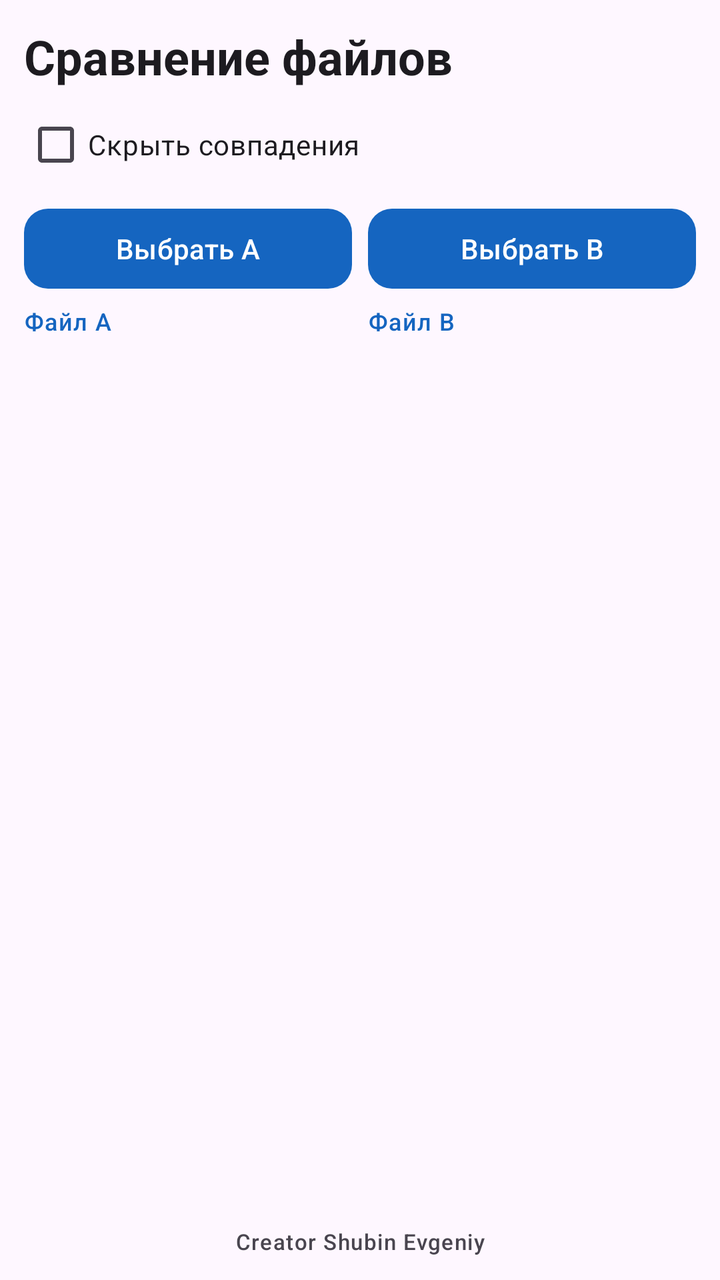
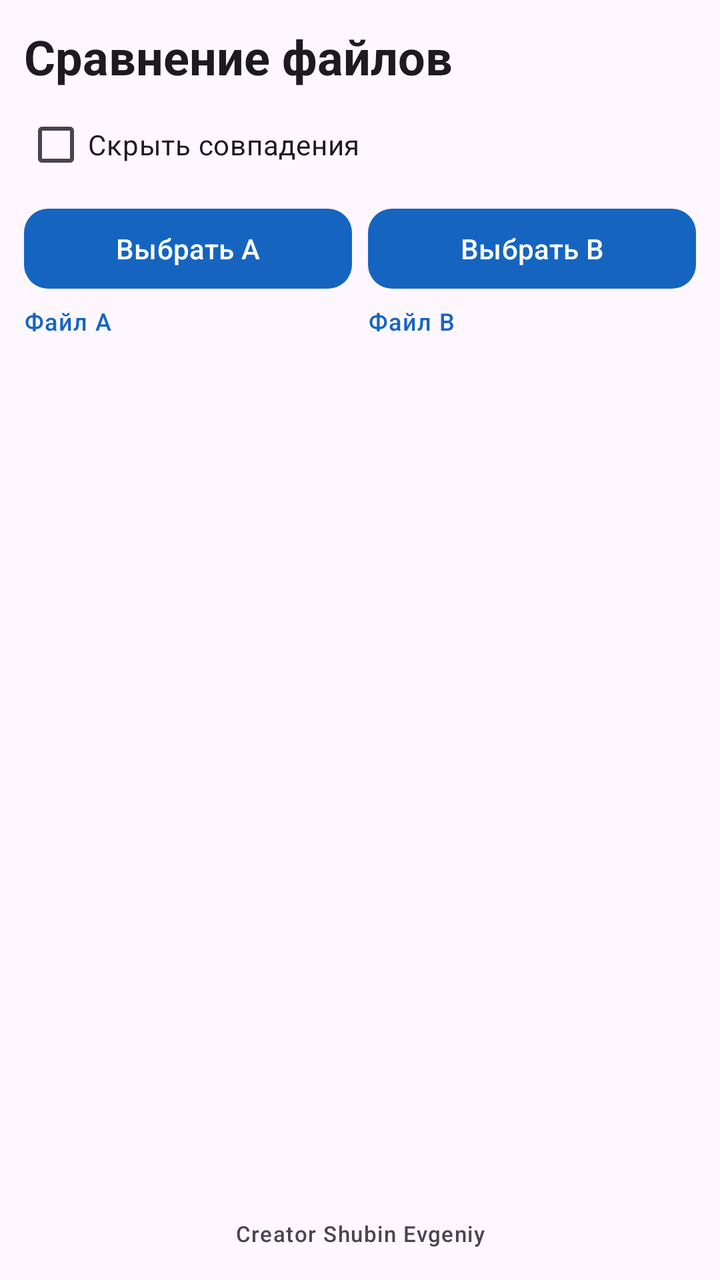

Compare the two renders of this Android layout. The source of the first and the diff that turns it into the second are given below.
<!-- AndroidManifest.xml: application theme Theme.CatPwdDecoder -->
<!-- res/layout/activity_compare.xml -->
<?xml version="1.0" encoding="utf-8"?>
<LinearLayout xmlns:android="http://schemas.android.com/apk/res/android"
    xmlns:app="http://schemas.android.com/apk/res-auto"
    android:layout_width="match_parent"
    android:layout_height="match_parent"
    android:orientation="vertical"
    android:padding="12dp">

    <TextView
        android:layout_width="match_parent"
        android:layout_height="wrap_content"
        android:text="@string/compare_title"
        android:textAppearance="?attr/textAppearanceHeadlineSmall"
        android:textStyle="bold"/>

    <com.google.android.material.checkbox.MaterialCheckBox
        android:id="@+id/cbHideMatches"
        android:layout_width="wrap_content"
        android:layout_height="wrap_content"
        android:layout_marginTop="4dp"
        android:text="@string/hide_matches"/>

    <LinearLayout
        android:layout_width="match_parent"
        android:layout_height="wrap_content"
        android:layout_marginTop="4dp"
        android:orientation="horizontal">

        <com.google.android.material.button.MaterialButton
            android:id="@+id/btnPickLeft"
            android:layout_width="0dp"
            android:layout_height="wrap_content"
            android:layout_weight="1"
            android:text="@string/btn_pick_left"
            app:cornerRadius="12dp"/>

        <com.google.android.material.button.MaterialButton
            android:id="@+id/btnPickRight"
            android:layout_width="0dp"
            android:layout_height="wrap_content"
            android:layout_weight="1"
            android:layout_marginStart="8dp"
            android:text="@string/btn_pick_right"
            app:cornerRadius="12dp"/>
    </LinearLayout>

    <LinearLayout
        android:layout_width="match_parent"
        android:layout_height="wrap_content"
        android:layout_marginTop="4dp"
        android:orientation="horizontal">

        <TextView
            android:id="@+id/tvLeftFileName"
            android:layout_width="0dp"
            android:layout_height="wrap_content"
            android:layout_weight="1"
            android:textAppearance="?attr/textAppearanceLabelMedium"
            android:textColor="?attr/colorPrimary"
            android:ellipsize="middle"
            android:singleLine="true"
            android:text="@string/left_file"/>

        <TextView
            android:id="@+id/tvRightFileName"
            android:layout_width="0dp"
            android:layout_height="wrap_content"
            android:layout_weight="1"
            android:layout_marginStart="8dp"
            android:textAppearance="?attr/textAppearanceLabelMedium"
            android:textColor="?attr/colorPrimary"
            android:ellipsize="middle"
            android:singleLine="true"
            android:text="@string/right_file"/>
    </LinearLayout>

    <androidx.recyclerview.widget.RecyclerView
        android:id="@+id/recyclerCompare"
        android:layout_width="match_parent"
        android:layout_height="0dp"
        android:layout_weight="1"
        android:layout_marginTop="8dp"
        android:clipToPadding="false"
        android:paddingBottom="8dp"/>

    <TextView
        android:layout_width="match_parent"
        android:layout_height="wrap_content"
        android:layout_marginTop="4dp"
        android:text="@string/creator_signature"
        android:textAppearance="?attr/textAppearanceLabelSmall"
        android:textColor="?attr/colorOnSurfaceVariant"
        android:gravity="center"/>
</LinearLayout>
<!-- resources referenced by this layout -->
<resources>
  <string name="btn_pick_left">Выбрать A</string>
  <string name="btn_pick_right">Выбрать B</string>
  <string name="compare_title">Сравнение файлов</string>
  <string name="creator_signature">Creator Shubin Evgeniy</string>
  <string name="hide_matches">Скрыть совпадения</string>
  <string name="left_file">Файл A</string>
  <string name="right_file">Файл B</string>
  <style name="Theme.CatPwdDecoder" parent="Theme.Material3.DayNight.NoActionBar">
          <item name="colorPrimary">#1565C0</item>
          <item name="colorOnPrimary">#FFFFFF</item>
      </style>
</resources>

<!-- the commit's change to res/layout/activity_compare.xml (unified diff, before → after) -->
@@ -4,7 +4,10 @@
     android:layout_width="match_parent"
     android:layout_height="match_parent"
     android:orientation="vertical"
-    android:padding="12dp">
+    android:paddingStart="12dp"
+    android:paddingEnd="12dp"
+    android:paddingTop="12dp"
+    android:paddingBottom="16dp">
 
     <TextView
         android:layout_width="match_parent"
